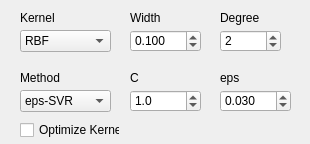
Qt form _AlgorithmsPlugins/KernelMethods/paramsSVMregr.ui (b4silio/MLDemos) before a commit.
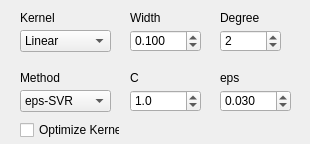
The same form after that commit.

What changed in the file:
```diff
--- a/_AlgorithmsPlugins/KernelMethods/paramsSVMregr.ui
+++ b/_AlgorithmsPlugins/KernelMethods/paramsSVMregr.ui
@@ -301,7 +301,7 @@
 &lt;p style=&quot; margin-top:0px; margin-bottom:0px; margin-left:0px; margin-right:0px; -qt-block-indent:0; text-indent:0px;&quot;&gt;&lt;span style=&quot; font-size:8pt;&quot;&gt;kernel function&lt;/span&gt;&lt;/p&gt;&lt;/body&gt;&lt;/html&gt;</string>
    </property>
    <property name="currentIndex">
-    <number>2</number>
+    <number>0</number>
    </property>
    <item>
     <property name="text">
```
Left out of the diff: 5 changed lines with no effect on the pictures.
